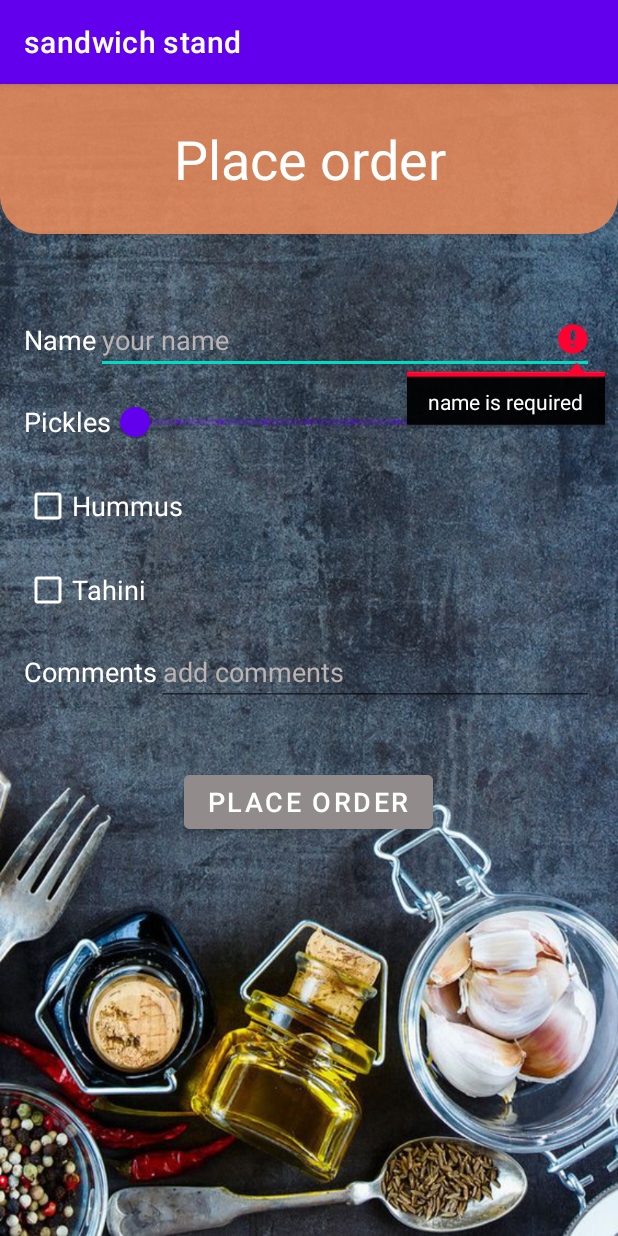
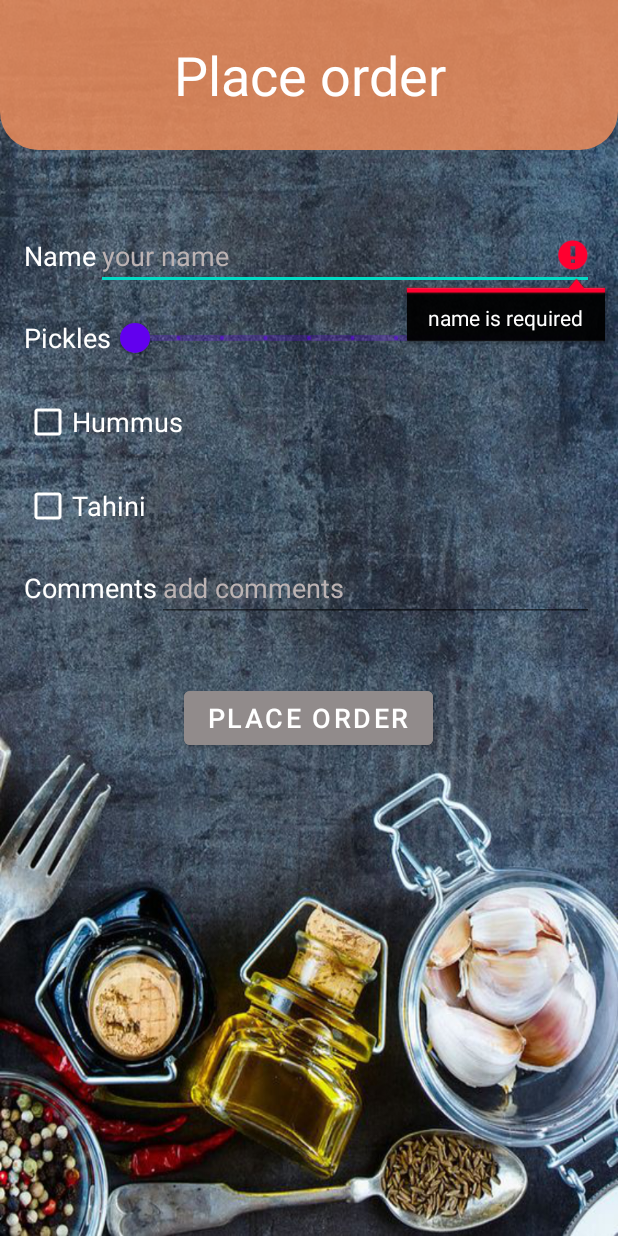
Before and after one commit to IdoSagiv/order-sandwich-app, an Android app: the screen it shows after launch (PlaceOrderActivity), on a phone screen of 412 x 824 dp. Run offline under Robolectric (Android 15) with nearby library versions, the phone set to English and light mode, and no system bars; our stand-ins replace Firebase (no records; nobody signed in at launch, a user with empty details on screens opened directly).

Commit message:
remove the action bar from the app

```diff
--- a/app/src/main/res/values-night/themes.xml
+++ b/app/src/main/res/values-night/themes.xml
@@ -1,6 +1,6 @@
 <resources xmlns:tools="http://schemas.android.com/tools">
     <!-- Base application theme. -->
-    <style name="Theme.Sandwich_stand" parent="Theme.MaterialComponents.DayNight.DarkActionBar">
+    <style name="Theme.Sandwich_stand" parent="Theme.MaterialComponents.DayNight.NoActionBar">
         <!-- Primary brand color. -->
         <item name="colorPrimary">@color/purple_200</item>
         <item name="colorPrimaryVariant">@color/purple_700</item>
--- a/app/src/main/res/values/themes.xml
+++ b/app/src/main/res/values/themes.xml
@@ -1,6 +1,6 @@
 <resources xmlns:tools="http://schemas.android.com/tools">
     <!-- Base application theme. -->
-    <style name="Theme.Sandwich_stand" parent="Theme.MaterialComponents.DayNight.DarkActionBar">
+    <style name="Theme.Sandwich_stand" parent="Theme.MaterialComponents.DayNight.NoActionBar">
         <!-- Primary brand color. -->
         <item name="colorPrimary">@color/purple_500</item>
         <item name="colorPrimaryVariant">@color/purple_700</item>
```
